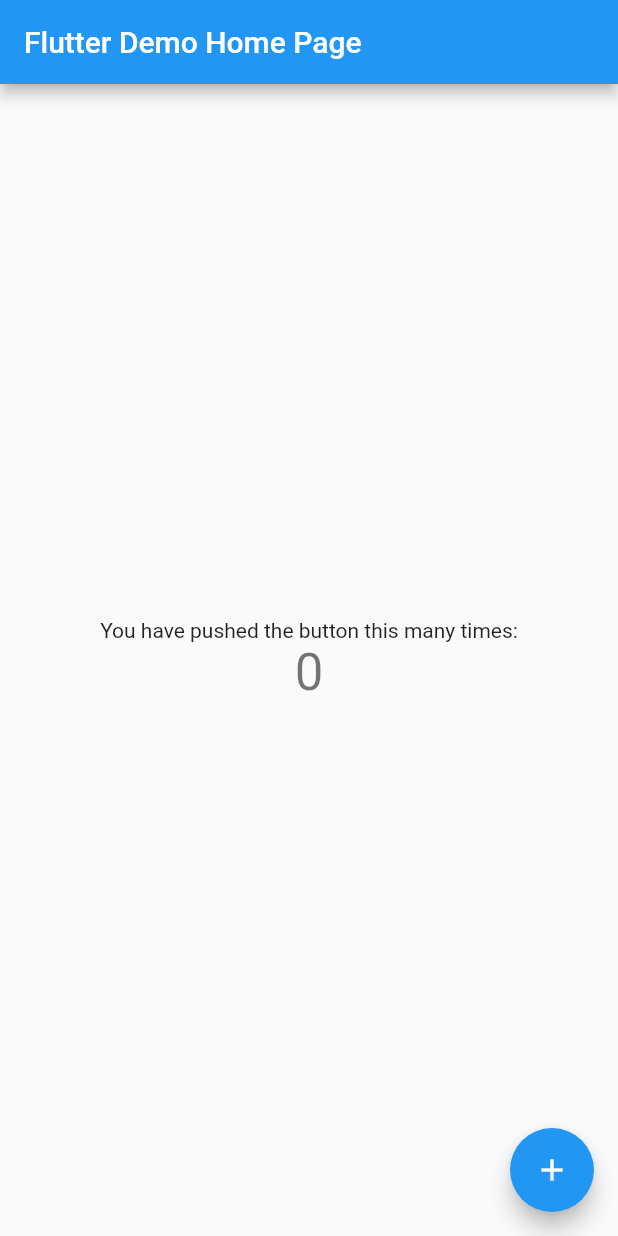
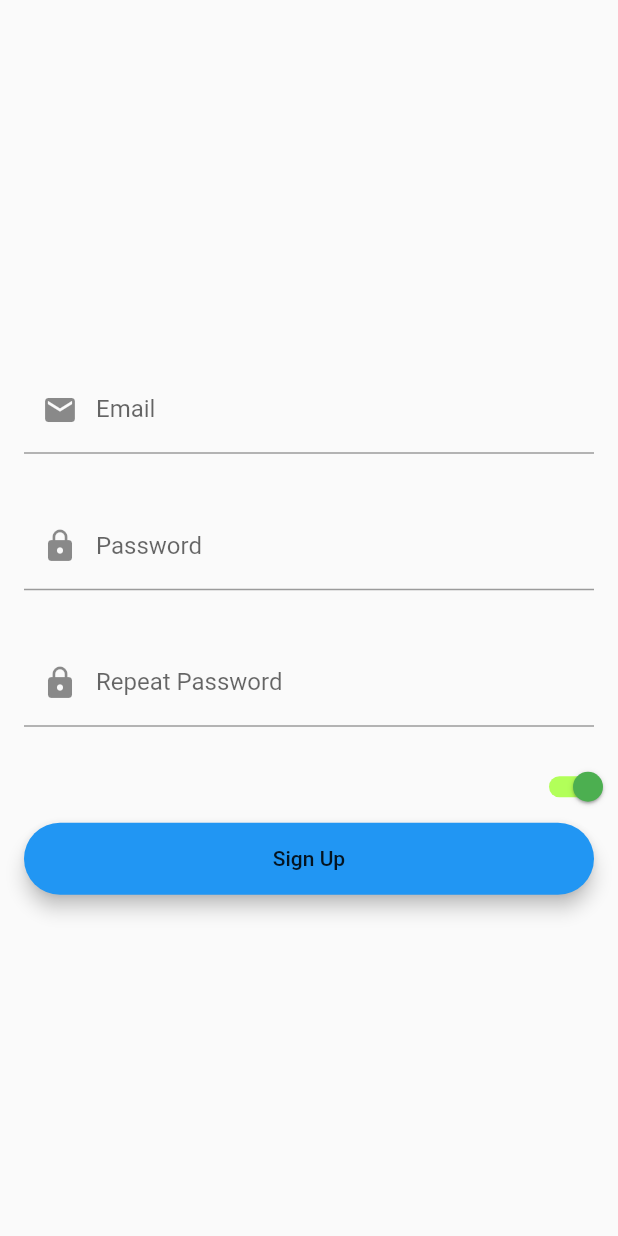
Before and after one commit to BruSD/doit.software-todolist-test, a Flutter app: the screen it shows after launch, on a phone screen of 412 x 824 dp. Run offline on Flutter 3.47's test engine with Material 2 defaults, Android fonts, the phone set to English and light mode, and no system bars; our stand-ins replace shared_preferences; missing offline and left inert: requests; accounts and stored records are empty.

Commit message:
init project Architecture/ SignUP user

```diff
--- /dev/null
+++ b/lib/global/constant.dart
@@ -0,0 +1,6 @@
+final String BASE_URL = 'https://testapi.doitserver.in.ua/api/';
+
+final String SIGN_UP_URL = BASE_URL + 'users';
+final String SIGN_IN_URL = BASE_URL + 'auth';
+
+final String TASKS_URL = BASE_URL + 'tasks';
--- /dev/null
+++ b/lib/global/prefs.dart
@@ -0,0 +1,45 @@
+import 'package:shared_preferences/shared_preferences.dart';
+
+class Prefs {
+  static const String SESSION_TOKEN = "SESSION_TOKEN";
+  static const String USER_NAME = "USER_NAME";
+
+  static final _prefs = SharedPreferences.getInstance();
+
+//Session Preference
+  static Future<void> setUserSessionID(String sessionID) async {
+    (await _prefs).setString(SESSION_TOKEN, sessionID);
+  }
+
+  static Future<String> getUserSessionID() async {
+    return (await _prefs).getString(SESSION_TOKEN);
+  }
+
+  static Future<bool> removeUserSessionID() async {
+    return (await _prefs).remove(SESSION_TOKEN);
+  }
+
+  //Session Preference
+
+  static Future<void> setUserName(String userName) async {
+    (await _prefs).setString(USER_NAME, userName);
+  }
+
+  static Future<String> getUserName() async {
+    return (await _prefs).getString(USER_NAME);
+  }
+
+  static Future<bool> removeUserName() async {
+    return (await _prefs).remove(USER_NAME);
+  }
+
+//  Global
+  static Future<bool> containsKey(String key) async {
+    return (await _prefs).containsKey(key);
+  }
+
+  static Future<void> logout() async {
+    await removeUserSessionID();
+    await removeUserName();
+  }
+}
--- /dev/null
+++ b/lib/global/translator.dart
@@ -0,0 +1,104 @@
+import 'dart:convert';
+
+import 'package:flutter/material.dart';
+import 'package:flutter/services.dart';
+
+import 'package:flutter_localizations/flutter_localizations.dart';
+import 'package:todo_list_for_doit_software/model/language.dart';
+
+/// Usage.
+///
+/// 1. If you want text of 'app_name' anywhere.
+/// eg. Translator.of(context).text('app_name');
+///
+/// 2. If you add text/string.
+/// The resource file of English is 'res/locale/en.json', so write there text you want.
+///
+/// 3. If you add another language text/string.
+/// Create resource file of language you want from 'assets/locale' folder.
+/// A resource file name rules is '<Language Code>.json'.
+/// eg. The file name is 'es.json' if you want to create a Spanish resource.
+
+class Translator {
+  Translator(this.locale);
+
+  // Helper method to keep the code in the widgets concise
+  // Localizations are accessed using an InheritedWidget "of" syntax
+  static Translator of(BuildContext context) =>
+      Localizations.of<Translator>(context, Translator);
+
+  static const supportedLanguage = {
+    const Language(language: 'English', code: 'en', countryCode: 'US'),
+  };
+
+  static final supportedLocales = supportedLanguage
+      .map((language) => new Locale(language.code, language.countryCode));
+
+  static const LocalizationsDelegate<Translator> delegate =
+  _TranslatorDelegate();
+
+  static const Iterable<LocalizationsDelegate<dynamic>> supportedDelegates = [
+    Translator.delegate,
+    // Built-in localization of basic text for Material widgets
+    GlobalMaterialLocalizations.delegate,
+    // Built-in localization for text direction LTR/RTL
+    GlobalWidgetsLocalizations.delegate,
+    // For iOS
+    GlobalCupertinoLocalizations.delegate,
+  ];
+
+  static LocaleResolutionCallback resolutionCallback =
+      (Locale locale, Iterable<Locale> supportedLocales) {
+    // Check if the current device locale is supported
+    for (var supportedLocale in supportedLocales) {
+      if (supportedLocale.languageCode == locale.languageCode &&
+          supportedLocale.countryCode == locale.countryCode) {
+        return supportedLocale;
+      }
+    }
+    // If the locale of the device is not supported, use the first one
+    // from the list (English, in this case).
+    return supportedLocales.first;
+  };
+
+  final Locale locale;
+  static Map<String, String> _localizedValues;
+
+  static Future<Translator> load(Locale locale) async {
+    Translator translator = Translator(locale);
+    // Load the language JSON file from the "assets/locale" folder.
+    String jsonString =
+    await rootBundle.loadString('res/locales/${locale.languageCode}.json');
+
+    Map<String, dynamic> jsonMap = json.decode(jsonString);
+    _localizedValues =
+        jsonMap.map((key, value) => MapEntry(key, value.toString()));
+    return translator;
+  }
+
+  get currentLanguage => locale.languageCode;
+
+  String text(String key) => _localizedValues[key] ?? "$key not found";
+
+  String appName() => _localizedValues["app_name"] ?? "not found";
+
+  String signIn() => _localizedValues["sign_in"] ?? "not found";
+
+}
+
+// LocalizationsDelegate is a factory for a set of localized resources
+// In this case, the localized strings will be gotten in an LocalizationsSupport object
+class _TranslatorDelegate extends LocalizationsDelegate<Translator> {
+  const _TranslatorDelegate();
+
+  @override
+  bool isSupported(Locale locale) => Translator.supportedLanguage
+      .map((language) => language.code)
+      .contains(locale.languageCode);
+
+  @override
+  Future<Translator> load(Locale locale) => Translator.load(locale);
+
+  @override
+  bool shouldReload(_TranslatorDelegate old) => false;
+}
--- a/lib/main.dart
+++ b/lib/main.dart
@@ -1,111 +1,55 @@
 import 'package:flutter/material.dart';
+import 'package:provider/provider.dart';
+import 'package:todo_list_for_doit_software/provider/a_provider_setup.dart';
+import 'package:todo_list_for_doit_software/provider/user_provider.dart';
+import 'package:todo_list_for_doit_software/ui/dashboard_screen.dart';
+import 'package:todo_list_for_doit_software/ui/sing_screen.dart';
 
-void main() => runApp(MyApp());
+import 'global/translator.dart';
+
+Future main() {
+  runApp(MultiProvider(
+      providers: ProviderSetup.kProviders,
+      child: MaterialApp(
+//        initialRoute: Routes.root,
+//        routes: Routes.maps,
+        color: Colors.white,
+        debugShowCheckedModeBanner: true,
+        localizationsDelegates: Translator.supportedDelegates,
+        supportedLocales: Translator.supportedLocales,
+        localeResolutionCallback: Translator.resolutionCallback,
+        home: MyApp(),
+      )));
+//   SystemChrome.setPreferredOrientations([DeviceOrientation.portraitUp]);
+}
 
 class MyApp extends StatelessWidget {
   // This widget is the root of your application.
+
   @override
   Widget build(BuildContext context) {
-    return MaterialApp(
-      title: 'Flutter Demo',
-      theme: ThemeData(
-        // This is the theme of your application.
-        //
-        // Try running your application with "flutter run". You'll see the
-        // application has a blue toolbar. Then, without quitting the app, try
-        // changing the primarySwatch below to Colors.green and then invoke
-        // "hot reload" (press "r" in the console where you ran "flutter run",
-        // or simply save your changes to "hot reload" in a Flutter IDE).
-        // Notice that the counter didn't reset back to zero; the application
-        // is not restarted.
-        primarySwatch: Colors.blue,
+    return Scaffold(
+      body: Container(
+        color: Colors.white,
+        child: Consumer<UserProvider>(
+            builder: (context, auth, _) => Scaffold(
+                  body: auth.isAuthenticated
+                      ? DashboardScreen()
+                      : FutureBuilder(
+                          future: auth.tryAutoLogin(),
+                          builder: (ctx, authResultSnapshot) =>
+                              authResultSnapshot.connectionState ==
+                                      ConnectionState.waiting
+                                  ? Center(
+                                      child: Container(
+                                          color: Colors.white,
+                                          child: CircularProgressIndicator()))
+                                  : auth.isAuthenticated
+                                      ? DashboardScreen()
+                                      : SignScreen(),
+                        ),
+                )),
       ),
-      home: MyHomePage(title: 'Flutter Demo Home Page'),
     );
   }
 }
-
-class MyHomePage extends StatefulWidget {
-  MyHomePage({Key key, this.title}) : super(key: key);
-
-  // This widget is the home page of your application. It is stateful, meaning
-  // that it has a State object (defined below) that contains fields that affect
-  // how it looks.
-
-  // This class is the configuration for the state. It holds the values (in this
-  // case the title) provided by the parent (in this case the App widget) and
-  // used by the build method of the State. Fields in a Widget subclass are
-  // always marked "final".
-
-  final String title;
-
-  @override
-  _MyHomePageState createState() => _MyHomePageState();
-}
-
-class _MyHomePageState extends State<MyHomePage> {
-  int _counter = 0;
-
-  void _incrementCounter() {
-    setState(() {
-      // This call to setState tells the Flutter framework that something has
-      // changed in this State, which causes it to rerun the build method below
-      // so that the display can reflect the updated values. If we changed
-      // _counter without calling setState(), then the build method would not be
-      // called again, and so nothing would appear to happen.
-      _counter++;
-    });
-  }
-
-  @override
-  Widget build(BuildContext context) {
-    // This method is rerun every time setState is called, for instance as done
-    // by the _incrementCounter method above.
-    //
-    // The Flutter framework has been optimized to make rerunning build methods
-    // fast, so that you can just rebuild anything that needs updating rather
-    // than having to individually change instances of widgets.
-    return Scaffold(
-      appBar: AppBar(
-        // Here we take the value from the MyHomePage object that was created by
-        // the App.build method, and use it to set our appbar title.
-        title: Text(widget.title),
-      ),
-      body: Center(
-        // Center is a layout widget. It takes a single child and positions it
-        // in the middle of the parent.
-        child: Column(
-          // Column is also a layout widget. It takes a list of children and
-          // arranges them vertically. By default, it sizes itself to fit its
-          // children horizontally, and tries to be as tall as its parent.
-          //
-          // Invoke "debug painting" (press "p" in the console, choose the
-          // "Toggle Debug Paint" action from the Flutter Inspector in Android
-          // Studio, or the "Toggle Debug Paint" command in Visual Studio Code)
-          // to see the wireframe for each widget.
-          //
-          // Column has various properties to control how it sizes itself and
-          // how it positions its children. Here we use mainAxisAlignment to
-          // center the children vertically; the main axis here is the vertical
-          // axis because Columns are vertical (the cross axis would be
-          // horizontal).
-          mainAxisAlignment: MainAxisAlignment.center,
-          children: <Widget>[
-            Text(
-              'You have pushed the button this many times:',
-            ),
-            Text(
-              '$_counter',
-              style: Theme.of(context).textTheme.display1,
-            ),
-          ],
-        ),
-      ),
-      floatingActionButton: FloatingActionButton(
-        onPressed: _incrementCounter,
-        tooltip: 'Increment',
-        child: Icon(Icons.add),
-      ), // This trailing comma makes auto-formatting nicer for build methods.
-    );
-  }
-}
--- /dev/null
+++ b/lib/model/language.dart
@@ -0,0 +1,11 @@
+class Language {
+  final String code;
+  final String language;
+  final String countryCode;
+
+  const Language({
+    this.code,
+    this.language,
+    this.countryCode,
+  });
+}
--- /dev/null
+++ b/lib/model/user_model.dart
@@ -0,0 +1,6 @@
+class UserModel {
+  String userName;
+  String sessionID;
+
+  UserModel({this.userName, this.sessionID});
+}
--- /dev/null
+++ b/lib/repository/user_repository.dart
@@ -0,0 +1,39 @@
+import 'package:todo_list_for_doit_software/model/user_model.dart';
+import 'package:todo_list_for_doit_software/service/user_service.dart';
+
+class UserRepository {
+  String error;
+  final service = UserService();
+
+  Future<UserModel> signIn(login, password) async {
+    Map<String, dynamic> response = await service.signIn(login, password);
+
+    if (response['success'] == true) {
+      return new UserModel(
+        sessionID: response['token'],
+        userName: login,
+      );
+    } else {
+      error = response['error'];
+      return null;
+    }
+  }
+
+  Future<UserModel> signUp(login, password) async {
+    Map<String, dynamic> response = await service.signUp(login, password);
+
+    if (response != null) {
+      return new UserModel(
+        sessionID: response['token'],
+        userName: login,
+      );
+    } else {
+      error = response.toString();
+      return null;
+    }
+  }
+
+  Future<dynamic> logOut() async {
+    return await service.logout();
+  }
+}
--- /dev/null
+++ b/lib/service/user_service.dart
@@ -0,0 +1,43 @@
+import 'dart:convert';
+
+import 'package:flutter/material.dart';
+import 'package:requests/requests.dart';
+import 'package:todo_list_for_doit_software/global/constant.dart';
+
+class UserService {
+  Future<Map<String, dynamic>> signIn(String login, String password) async {
+    final loginURL = SIGN_IN_URL;
+
+    var response = await Requests.post(loginURL);
+
+    if (response.statusCode == 200) {
+      debugPrint(response.content());
+
+      return json.decode(response.content());
+    } else {
+      return null;
+    }
+  }
+
+  Future<Map<String, dynamic>> signUp(String login, String password) async {
+    var response = await Requests.post(SIGN_UP_URL,
+        body: {
+          "email": login,
+          "password": password,
+        },
+        bodyEncoding: RequestBodyEncoding.FormURLEncoded);
+    debugPrint(response.content());
+
+    if (response.statusCode == 201) {
+      debugPrint('Sign Up responce: ' + response.content().toString());
+      return json.decode(response.content());
+    } else {
+      return null;
+    }
+  }
+
+  Future<Map<String, dynamic>> logout() async {
+//    var response = await Requests.post(logoutAPI);
+    return null; //json.decode(response.content());
+  }
+}
--- /dev/null
+++ b/lib/ui/sing_screen.dart
@@ -0,0 +1,188 @@
+import 'package:flutter/material.dart';
+import 'package:provider/provider.dart';
+import 'package:todo_list_for_doit_software/global/translator.dart';
+import 'package:todo_list_for_doit_software/provider/user_provider.dart';
+import 'package:todo_list_for_doit_software/ui/dashboard_screen.dart';
+
+class SignScreen extends StatefulWidget {
+  @override
+  _SignScreenState createState() => _SignScreenState();
+}
+
+class _SignScreenState extends State<SignScreen> {
+  TextEditingController _login = new TextEditingController();
+  TextEditingController _password = new TextEditingController();
+  TextEditingController _passwordRepeat = new TextEditingController();
+
+  final _formKey = GlobalKey<FormState>();
+  GlobalKey _scaffold = GlobalKey();
+
+  bool isSignUp = true;
+
+  @override
+  Widget build(BuildContext context) {
+    // TODO: implement build
+
+    return Scaffold(
+        key: _scaffold,
+        body: Container(
+          height: MediaQuery.of(context).size.height,
+          child: Column(
+              mainAxisAlignment: MainAxisAlignment.center,
+              children: <Widget>[
+                _buildLoginWithEmail(context),
+
+//                  _buildSignUpWithEmail(context, userAuthProvider),
+              ]),
+        ));
+  }
+
+  Widget _buildLoginWithEmail(BuildContext context) {
+    final userProvider = Provider.of<UserProvider>(context);
+    Size _deviceSize = MediaQuery.of(context).size;
+    return Form(
+      key: _formKey,
+      child: Column(
+        children: <Widget>[
+          Padding(
+            padding: const EdgeInsets.all(16.0),
+            child: TextFormField(
+              controller: _login,
+              validator: (value) => (value.isEmpty)
+                  ? Translator.of(context).text('alert_email')
+                  : null,
+              decoration: InputDecoration(
+                prefixIcon: Icon(Icons.email),
+                labelText: Translator.of(context).text('user_name'),
+              ),
+            ),
+          ),
+          Padding(
+            padding: const EdgeInsets.all(16.0),
+            child: TextFormField(
+              controller: _password,
+              obscureText: true,
+              validator: (value) => (value.isEmpty)
+                  ? Translator.of(context).text('alert_password')
+                  : null,
+              decoration: InputDecoration(
+                prefixIcon: Icon(Icons.lock),
+                labelText: Translator.of(context).text('password'),
+              ),
+            ),
+          ),
+          !isSignUp
+              ? Container()
+              : Padding(
+                  padding: const EdgeInsets.all(16.0),
+                  child: TextFormField(
+                    controller: _passwordRepeat,
+                    obscureText: true,
+                    validator: (value) => (value.isEmpty)
+                        ? Translator.of(context).text('alert_password')
+                        : null,
+                    decoration: InputDecoration(
+                      prefixIcon: Icon(Icons.lock),
+                      labelText: Translator.of(context).text('repeat_password'),
+                    ),
+                  ),
+                ),
+          Container(
+            alignment: Alignment.bottomRight,
+            child: Switch(
+              value: isSignUp,
+              onChanged: (value) {
+                setState(() {
+                  isSignUp = value;
+                });
+              },
+              activeTrackColor: Colors.lightGreenAccent,
+              activeColor: Colors.green,
+            ),
+          ),
+          Padding(
+            padding: const EdgeInsets.symmetric(horizontal: 16.0),
+            child: userProvider.loading == true
+                ? CircularProgressIndicator()
+                : Material(
+                    elevation: 5.0,
+                    borderRadius: BorderRadius.circular(30.0),
+                    color: Theme.of(context).accentColor,
+                    child: MaterialButton(
+                      minWidth: _deviceSize.width,
+                      onPressed: () {
+                        if (isSignUp) {
+                          _signUp(context);
+                        } else {
+                          _signIn(context);
+                        }
+                      },
+                      child: Text(
+                        isSignUp
+                            ? Translator.of(context).text('sign_up')
+                            : Translator.of(context).text('sign_in'),
+                        style: Theme.of(context).textTheme.body2,
+                      ),
+                    ),
+                  ),
+          ),
+        ],
+      ),
+    );
+  }
+
+  _signIn(BuildContext context) async {
+    final userProvider = Provider.of<UserProvider>(context);
+    if (_formKey.currentState.validate()) {
+      userProvider.loading = true;
+      if (!await userProvider.signIn(_login.text, _password.text)) {
+        final snackBar = SnackBar(
+          content: Text('Uuups : ' + userProvider.authError()),
+        );
+        debugPrint(userProvider.authError());
+        Scaffold.of(_scaffold.currentContext).showSnackBar(snackBar);
+      } else {
+        _lunchDashboard();
+      }
+    }
+  }
+
+  _signUp(BuildContext context) async {
+    if (isPaswordsValid(context)) {
+      final userProvider = Provider.of<UserProvider>(context);
+      if (_formKey.currentState.validate()) {
+        userProvider.loading = true;
+        if (!await userProvider.signUp(_login.text, _password.text)) {
+          final snackBar = SnackBar(
+            content: Text('Uuups : ' + userProvider.authError()),
+          );
+          debugPrint(userProvider.authError());
+          Scaffold.of(_scaffold.currentContext).showSnackBar(snackBar);
+        } else {
+          _lunchDashboard();
+        }
+      }
+    } else {
+      final snackBar = SnackBar(
+        content: Text(Translator.of(context).text('upss_passwords')),
+      );
+      Scaffold.of(_scaffold.currentContext).showSnackBar(snackBar);
+    }
+  }
+
+  _lunchDashboard() {
+    Navigator.push(
+      _scaffold.currentContext,
+      MaterialPageRoute(
+        builder: (context) => DashboardScreen(),
+      ),
+    );
+  }
+
+  bool isPaswordsValid(BuildContext context) {
+    if (_password.text == _passwordRepeat.text) {
+      return true;
+    }
+    return false;
+  }
+}
```
Also changed, not shown: lib/provider/a_provider_setup.dart (added, +14 -0 lines), lib/provider/user_provider.dart (added, +92 -0 lines), lib/ui/dashboard_screen.dart (added, +20 -0 lines), pubspec.yaml (+8 -0 lines), res/locales/en.json (added, +14 -0 lines).
